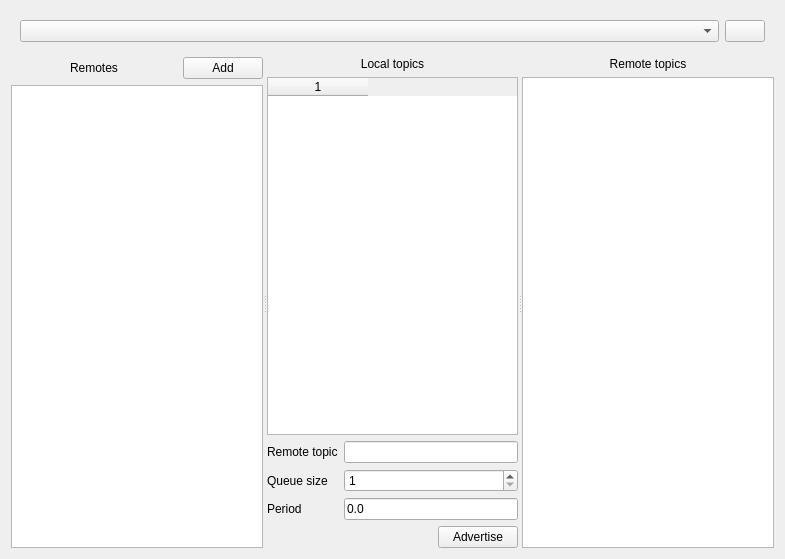
This is src/udp_bridge_plugin.ui in CCOMJHC/rqt_udp_bridge as Qt 5 draws it before an edit. The edited form follows.
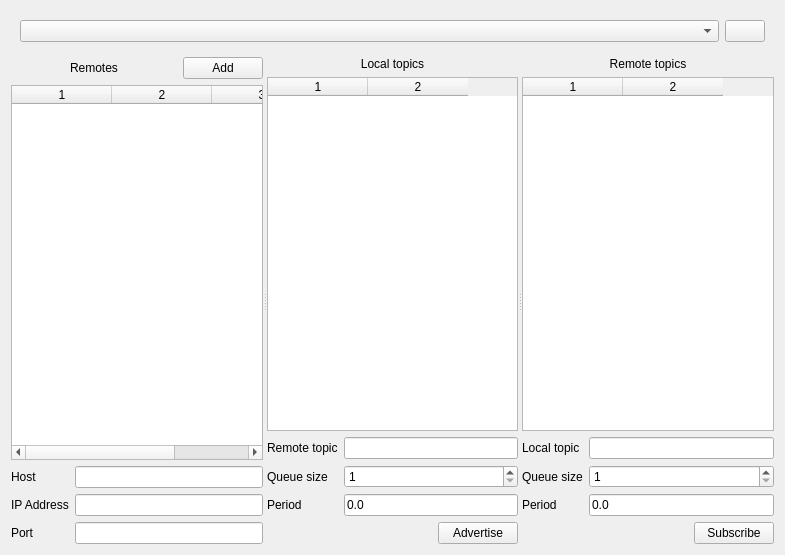
This is the edited form. Icons and pictures are not drawn.

Commit message: WIP adding remote subscribe functionality

Diff of the .ui file:
```diff
--- a/src/udp_bridge_plugin.ui
+++ b/src/udp_bridge_plugin.ui
@@ -7,7 +7,7 @@
     <x>0</x>
     <y>0</y>
     <width>785</width>
-    <height>559</height>
+    <height>555</height>
    </rect>
   </property>
   <property name="windowTitle">
@@ -91,7 +91,69 @@
         </layout>
        </item>
        <item>
-        <widget class="QListWidget" name="remotesListWidget"/>
+        <widget class="QTableWidget" name="remotesTableWidget">
+         <property name="selectionMode">
+          <enum>QAbstractItemView::SingleSelection</enum>
+         </property>
+         <property name="selectionBehavior">
+          <enum>QAbstractItemView::SelectRows</enum>
+         </property>
+         <property name="columnCount">
+          <number>3</number>
+         </property>
+         <attribute name="verticalHeaderVisible">
+          <bool>false</bool>
+         </attribute>
+         <column/>
+         <column/>
+         <column/>
+        </widget>
+       </item>
+       <item>
+        <layout class="QFormLayout" name="remoteDetailsFormLayout">
+         <item row="0" column="0">
+          <widget class="QLabel" name="remoteHostLabel">
+           <property name="text">
+            <string>Host</string>
+           </property>
+          </widget>
+         </item>
+         <item row="0" column="1">
+          <widget class="QLineEdit" name="remoteHostLineEdit">
+           <property name="readOnly">
+            <bool>true</bool>
+           </property>
+          </widget>
+         </item>
+         <item row="1" column="0">
+          <widget class="QLabel" name="remoteIPAddressLabel">
+           <property name="text">
+            <string>IP Address</string>
+           </property>
+          </widget>
+         </item>
+         <item row="1" column="1">
+          <widget class="QLineEdit" name="remoteIPAddressLineEdit">
+           <property name="readOnly">
+            <bool>true</bool>
+           </property>
+          </widget>
+         </item>
+         <item row="2" column="0">
+          <widget class="QLabel" name="remotePortLabel">
+           <property name="text">
+            <string>Port</string>
+           </property>
+          </widget>
+         </item>
+         <item row="2" column="1">
+          <widget class="QLineEdit" name="remotePortLineEdit">
+           <property name="readOnly">
+            <bool>true</bool>
+           </property>
+          </widget>
+         </item>
+        </layout>
        </item>
       </layout>
      </widget>
@@ -119,12 +181,13 @@
           <number>0</number>
          </property>
          <property name="columnCount">
-          <number>1</number>
+          <number>2</number>
          </property>
          <attribute name="verticalHeaderVisible">
           <bool>false</bool>
          </attribute>
          <column/>
+         <column/>
         </widget>
        </item>
        <item>
@@ -218,7 +281,94 @@
         </widget>
        </item>
        <item>
-        <widget class="QTableWidget" name="remoteTopicsTableWidget"/>
+        <widget class="QTableWidget" name="remoteTopicsTableWidget">
+         <property name="selectionMode">
+          <enum>QAbstractItemView::SingleSelection</enum>
+         </property>
+         <property name="selectionBehavior">
+          <enum>QAbstractItemView::SelectRows</enum>
+         </property>
+         <property name="columnCount">
+          <number>2</number>
+         </property>
+         <attribute name="verticalHeaderVisible">
+          <bool>false</bool>
+         </attribute>
+         <column/>
+         <column/>
+        </widget>
+       </item>
+       <item>
+        <layout class="QFormLayout" name="subscribeFormLayout">
+         <item row="0" column="0">
+          <widget class="QLabel" name="subscribeLocalTopicLabel">
+           <property name="text">
+            <string>Local topic</string>
+           </property>
+          </widget>
+         </item>
+         <item row="0" column="1">
+          <widget class="QLineEdit" name="subscribeLocalTopicLineEdit"/>
+         </item>
+         <item row="1" column="0">
+          <widget class="QLabel" name="subscribeQueueSizeLabel">
+           <property name="text">
+            <string>Queue size</string>
+           </property>
+          </widget>
+         </item>
+         <item row="1" column="1">
+          <widget class="QSpinBox" name="subscribeQueueSizeSpinBox">
+           <property name="minimum">
+            <number>1</number>
+           </property>
+           <property name="maximum">
+            <number>1000</number>
+           </property>
+          </widget>
+         </item>
+         <item row="2" column="0">
+          <widget class="QLabel" name="subscribePeriodLabel">
+           <property name="text">
+            <string>Period</string>
+           </property>
+          </widget>
+         </item>
+         <item row="2" column="1">
+          <widget class="QLineEdit" name="subscribePeriodLineEdit">
+           <property name="toolTip">
+            <string>Period in seconds between sent messages if possitive, send all message if 0, or don't send any messages if negative</string>
+           </property>
+           <property name="text">
+            <string>0.0</string>
+           </property>
+          </widget>
+         </item>
+        </layout>
+       </item>
+       <item>
+        <layout class="QHBoxLayout" name="subscribePushButtonHorizontalLayout">
+         <item>
+          <spacer name="subscribePushButtonHorizontalSpacer">
+           <property name="orientation">
+            <enum>Qt::Horizontal</enum>
+           </property>
+           <property name="sizeHint" stdset="0">
+            <size>
+             <width>40</width>
+             <height>20</height>
+            </size>
+           </property>
+          </spacer>
+         </item>
+         <item>
+          <widget class="QPushButton" name="subscribePushButton">
+           <property name="text">
+            <string>Subscribe</string>
+           </property>
+          </widget>
+         </item>
+        </layout>
        </item>
       </layout>
      </widget>
```
Left out of the diff: 3 changed lines with no effect on the pictures. The commit also changes 2 other files.
